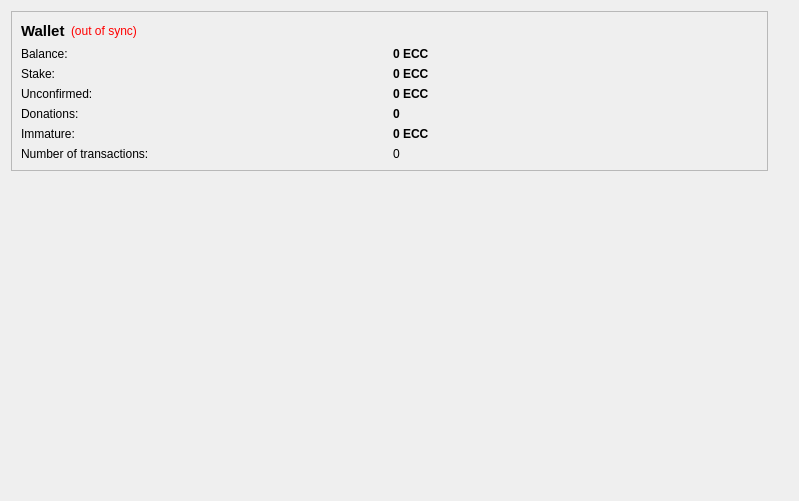
Old version of the form src/qt/forms/overviewpage.ui in the repository project-ecc/eccoin.
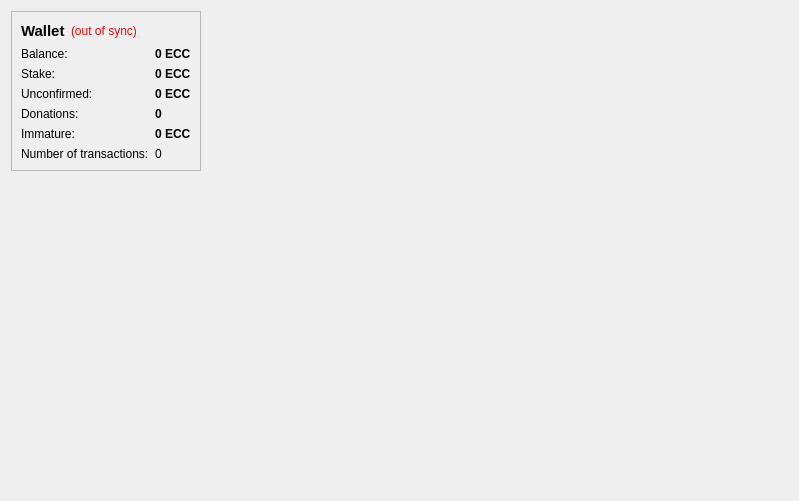
New version of the form. Icons and pictures are not drawn.

Commit message: added a place holder

```diff
--- a/src/qt/forms/overviewpage.ui
+++ b/src/qt/forms/overviewpage.ui
@@ -270,6 +270,19 @@
    </item>
    <item row="0" column="1">
     <layout class="QVBoxLayout" name="verticalLayout_3">
+     <item>
+      <spacer name="horizontalSpacer">
+       <property name="orientation">
+        <enum>Qt::Horizontal</enum>
+       </property>
+       <property name="sizeHint" stdset="0">
+        <size>
+         <width>40</width>
+         <height>20</height>
+        </size>
+       </property>
+      </spacer>
+     </item>
      <item>
       <spacer name="verticalSpacer_2">
        <property name="orientation">
```
The commit also changes 1 other file.
